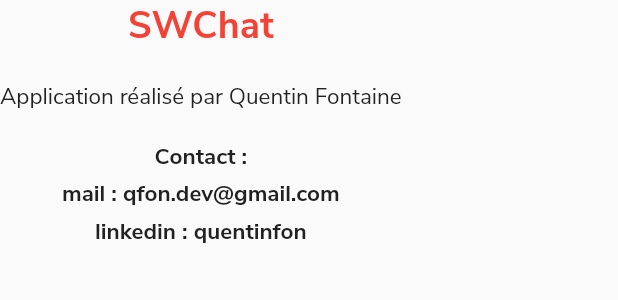
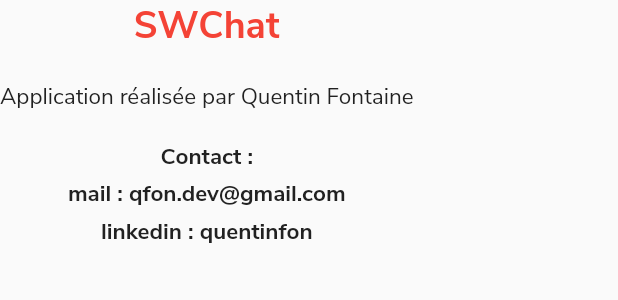
Before and after one commit to quentinfon/SWChat, a Flutter app: the APropos widget shown alone on an empty page, opened directly, on a phone screen of 412 x 824 dp. Shown: the top 300 px of the screen. Run offline on Flutter 3.47's test engine with Material 2 defaults, Android fonts, the phone set to English and light mode, and no system bars; drawn by our look-alikes of streaming_shared_preferences; our stand-ins replace cloud_firestore, firebase_auth, firebase_storage, flutter_spinkit, shared_preferences; accounts and stored records are empty.

```diff
--- a/lib/screens/home/chat_screen.dart
+++ b/lib/screens/home/chat_screen.dart
@@ -102,7 +102,7 @@ class _ChatScreenState extends State<ChatScreen> {
                           topLeft: Radius.circular(30),
                         )
                       ),
-                      child: MessagesContainer(uidContact: contact.uid),
+                      child: MessagesContainer(uidContact: contact.uid, userUid: Provider.of<User>(context).uid),
                     ),
                   ),
                   MessageComposer(contact: contact),
--- a/lib/widgets/home/a_propos.dart
+++ b/lib/widgets/home/a_propos.dart
@@ -19,7 +19,7 @@ class APropos extends StatelessWidget {
           ),
           SizedBox(height: 20),
           Text(
-            'Application réalisé par Quentin Fontaine',
+            'Application réalisée par Quentin Fontaine',
             style: TextStyle(
               fontSize: 15,
               color: Colors.grey[900],
--- a/lib/widgets/home/chat_list.dart
+++ b/lib/widgets/home/chat_list.dart
@@ -1,12 +1,10 @@
-import 'package:cloud_firestore/cloud_firestore.dart';
 import 'package:flutter/material.dart';
 import 'package:provider/provider.dart';
-import 'package:swchat/models/message.dart';
 import 'package:swchat/models/user.dart';
 import 'package:swchat/screens/home/chat_screen.dart';
 import 'package:swchat/services/database.dart';
 import 'package:swchat/widgets/user/contact_tile.dart';
-import 'package:swchat/screens/home/chat_screen.dart';
+
 
 
 class ChatList extends StatefulWidget {
```
Also changed, not shown: lib/services/message.dart (+14 -0 lines), lib/widgets/home/messages_container.dart (+11 -1 lines).
